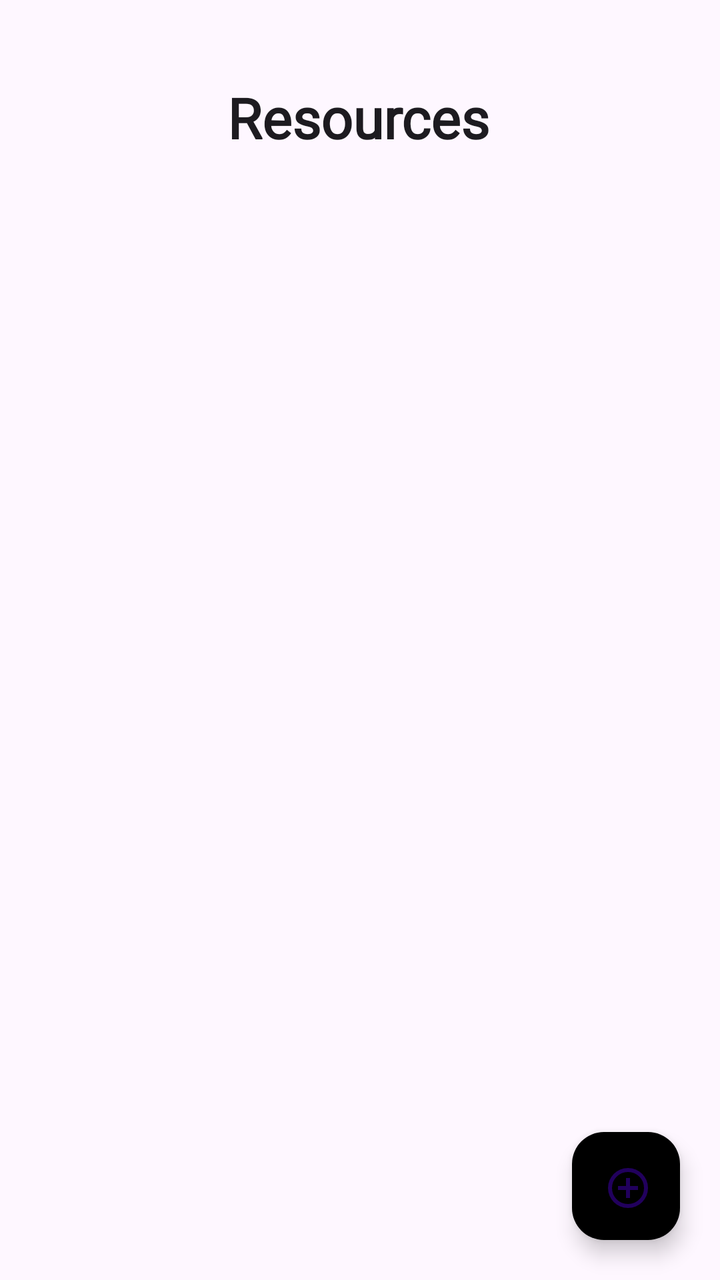
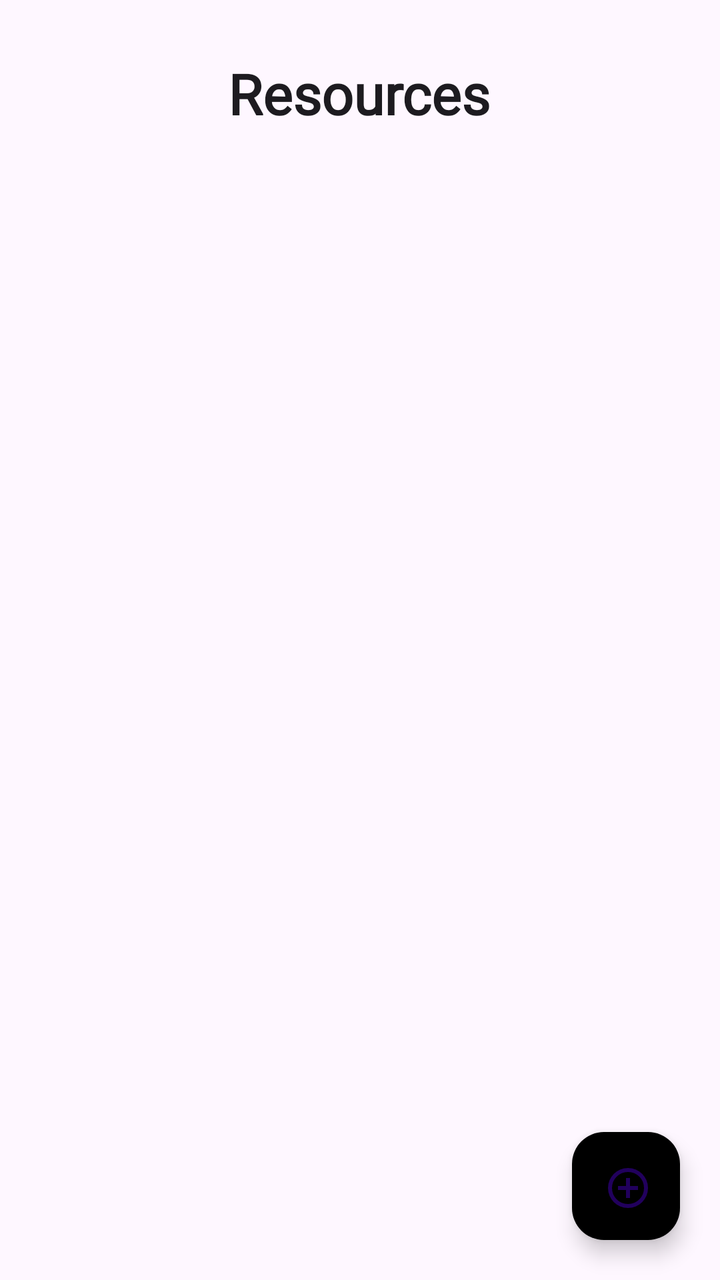

Screens rendered from an Android XML layout before and after an edit, with the pre-edit source and the edit as a unified diff.
<!-- AndroidManifest.xml: application theme Theme.Axios -->
<!-- res/layout/fragment_resources.xml -->
<?xml version="1.0" encoding="utf-8"?>

<androidx.constraintlayout.widget.ConstraintLayout xmlns:android="http://schemas.android.com/apk/res/android"
    android:layout_width="match_parent"
    android:layout_height="match_parent"
    xmlns:app="http://schemas.android.com/apk/res-auto">

    <TextView
        android:id="@+id/heading"
        android:layout_width="wrap_content"
        android:layout_height="wrap_content"
        android:layout_marginTop="40dp"
        android:fontFamily="@font/playfair_display"
        android:text="Resources"
        android:textColor="?attr/colorOnBackground"
        android:textSize="28dp"
        android:textStyle="bold"
        app:layout_constraintEnd_toEndOf="parent"
        app:layout_constraintHorizontal_bias="0.497"
        app:layout_constraintStart_toStartOf="parent"
        app:layout_constraintTop_toTopOf="parent" />

    <androidx.recyclerview.widget.RecyclerView
        android:id="@+id/recyclerResources"
        android:layout_width="0dp"
        android:layout_height="0dp"
        android:layout_marginHorizontal="20dp"
        android:layout_marginTop="12dp"
        android:clipToPadding="false"
        android:paddingBottom="16dp"
        app:layout_constraintTop_toBottomOf="@id/heading"
        app:layout_constraintBottom_toBottomOf="parent"
        app:layout_constraintStart_toStartOf="parent"
        app:layout_constraintEnd_toEndOf="parent" />

    <TextView
        android:id="@+id/tvEmptyResources"
        android:layout_width="wrap_content"
        android:layout_height="wrap_content"
        android:text="No content"
        android:textColor="?attr/colorOnBackground"
        android:textSize="16sp"
        android:alpha="0.5"
        android:visibility="gone"
        app:layout_constraintTop_toBottomOf="@id/heading"
        app:layout_constraintBottom_toTopOf="@id/fabAddWing"
        app:layout_constraintStart_toStartOf="parent"
        app:layout_constraintEnd_toEndOf="parent" />

    <com.google.android.material.floatingactionbutton.FloatingActionButton
        android:id="@+id/fabAddWing"
        android:layout_width="54dp"
        android:layout_height="54dp"
        android:layout_margin="20dp"
        android:background="@drawable/button"
        android:contentDescription="Add wing"
        android:src="@drawable/outline_add_circle_24"
        app:backgroundTint="@null"
        app:layout_constraintBottom_toBottomOf="parent"
        app:layout_constraintEnd_toEndOf="parent" />
</androidx.constraintlayout.widget.ConstraintLayout>
<!-- resources referenced by this layout -->
<resources>
  <!-- drawable button (drawable) -->
  <?xml version="1.0" encoding="utf-8"?>
  <shape xmlns:android="http://schemas.android.com/apk/res/android"
      android:shape="rectangle"
      >
  
      <gradient
          android:endColor="#EDC045"   android:startColor="#373425"     android:angle="0"
          android:type="linear"
          />
  
      <corners android:radius="24dp" /> <padding
      android:left="16dp"
      android:right="16dp"
      android:top="8dp"
      android:bottom="8dp" />
  </shape>
  <!-- drawable outline_add_circle_24 (drawable) -->
  <vector xmlns:android="http://schemas.android.com/apk/res/android" android:height="24dp" android:tint="#000000" android:viewportHeight="960" android:viewportWidth="960" android:width="24dp">
        
      <path android:fillColor="@android:color/white" android:pathData="M440,680L520,680L520,520L680,520L680,440L520,440L520,280L440,280L440,440L280,440L280,520L440,520L440,680ZM480,880Q397,880 324,848.5Q251,817 197,763Q143,709 111.5,636Q80,563 80,480Q80,397 111.5,324Q143,251 197,197Q251,143 324,111.5Q397,80 480,80Q563,80 636,111.5Q709,143 763,197Q817,251 848.5,324Q880,397 880,480Q880,563 848.5,636Q817,709 763,763Q709,817 636,848.5Q563,880 480,880ZM480,800Q614,800 707,707Q800,614 800,480Q800,346 707,253Q614,160 480,160Q346,160 253,253Q160,346 160,480Q160,614 253,707Q346,800 480,800ZM480,480Q480,480 480,480Q480,480 480,480Q480,480 480,480Q480,480 480,480Q480,480 480,480Q480,480 480,480Q480,480 480,480Q480,480 480,480Z"/>
      
  </vector>
  <style name="Theme.Axios" parent="Base.Theme.Axios" />
  <style name="Base.Theme.Axios" parent="Theme.Material3.DayNight.NoActionBar">
          
          
      </style>
</resources>

<!-- the commit's change to res/layout/fragment_resources.xml (unified diff, before → after) -->
@@ -1,5 +1,4 @@
 <?xml version="1.0" encoding="utf-8"?>
-
 <androidx.constraintlayout.widget.ConstraintLayout xmlns:android="http://schemas.android.com/apk/res/android"
     android:layout_width="match_parent"
     android:layout_height="match_parent"
@@ -9,14 +8,14 @@
         android:id="@+id/heading"
         android:layout_width="wrap_content"
         android:layout_height="wrap_content"
-        android:layout_marginTop="40dp"
+        android:layout_marginTop="28dp"
         android:fontFamily="@font/playfair_display"
         android:text="Resources"
         android:textColor="?attr/colorOnBackground"
         android:textSize="28dp"
         android:textStyle="bold"
         app:layout_constraintEnd_toEndOf="parent"
-        app:layout_constraintHorizontal_bias="0.497"
+        app:layout_constraintHorizontal_bias="0.498"
         app:layout_constraintStart_toStartOf="parent"
         app:layout_constraintTop_toTopOf="parent" />
 
